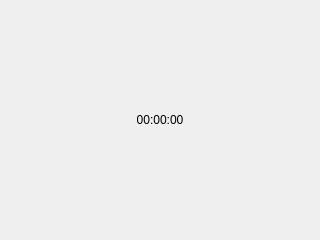
This is tabs/clock.ui in froksen/opencltoolsv2 as Qt 5 draws it before an edit. The edited form follows.
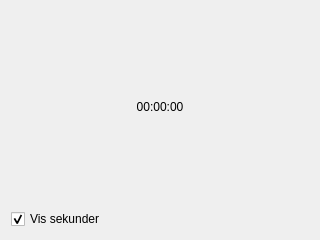
This is the edited form.

Commit message: Clock: Muligt at vise/skjule sekunder

```diff
--- a/tabs/clock.ui
+++ b/tabs/clock.ui
@@ -27,6 +27,16 @@
      </property>
     </widget>
    </item>
+   <item>
+    <widget class="QCheckBox" name="showSeconds">
+     <property name="text">
+      <string>Vis sekunder</string>
+     </property>
+     <property name="checked">
+      <bool>true</bool>
+     </property>
+    </widget>
+   </item>
   </layout>
  </widget>
  <resources/>
```
The commit also changes 1 other file.
